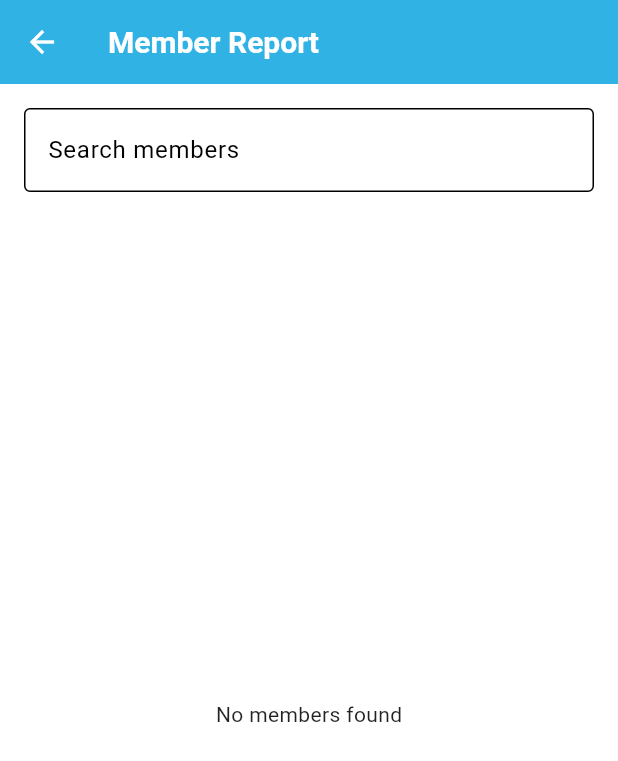
After one commit to SnappeR4/milkify, a Flutter app: the MemberReportPage screen opened by its route, on a phone screen of 412 x 824 dp. The commit adds this screen. Shown: the top 761 px of the screen. Run offline on Flutter 3.47's test engine with Material 3 defaults, Android fonts, the phone set to English and light mode, and no system bars; our stand-ins replace device_info_plus, file_picker, firebase_auth, get, image_picker, lottie and 5 more; missing offline and left inert: background_sms, excel; accounts and stored records are empty.

Commit message:
Changes in PDF VIEW

```diff
--- /dev/null
+++ b/lib/App/bindings/report/member_report_binding.dart
@@ -0,0 +1,9 @@
+import 'package:get/get.dart';
+import 'package:milkify/App/controllers/report/member_report_controller.dart';
+
+class MemberReportBinding extends Bindings {
+  @override
+  void dependencies() {
+    Get.lazyPut<MemberReportController>(() => MemberReportController());
+  }
+}
--- /dev/null
+++ b/lib/App/controllers/report/member_report_controller.dart
@@ -0,0 +1,95 @@
+import 'package:get/get.dart';
+import 'package:milkify/App/data/services/database_helper.dart';
+import 'package:sqflite/sqflite.dart';
+
+class MemberReportController extends GetxController {
+  final RxList<Map<String, dynamic>> members = <Map<String, dynamic>>[].obs;
+  final RxList<Map<String, dynamic>> filteredMembers = <Map<String, dynamic>>[].obs;
+  final RxMap<String, dynamic> selectedMember = <String, dynamic>{}.obs;
+  var isMemberSelected = false.obs;
+  final RxString searchQuery = ''.obs;
+  final DatabaseHelper _dbHelper = DatabaseHelper.instance;
+  late Database database;
+  @override
+  Future<void> onInit() async {
+    super.onInit();
+    database = await _dbHelper.database;
+    fetchMembers();
+  }
+  void selectMember(Map<String, dynamic> member) {
+    selectedMember.assignAll(member);
+    isMemberSelected.value = true;
+  }
+  Future<void> setMemberSelected(bool selected) async {
+    final List<Map<String, dynamic>> memberList = await database.query('members');
+    filteredMembers.assignAll(memberList);
+    isMemberSelected.value = selected;
+  }
+  Future<void> fetchMembers() async {
+    final List<Map<String, dynamic>> memberList = await database.query('members');
+    members.assignAll(memberList);
+    searchMembers(searchQuery.value); // Apply the search if any
+  }
+  Future<void> syncMembers() async {
+    final List<Map<String, dynamic>> memberList = await database.query('members');
+    filteredMembers.assignAll(memberList);
+  }
+  void searchMembers(String query) {
+    searchQuery.value = query;
+
+    if (query.isEmpty) {
+      // If search query is empty, reset the filtered members list
+      filteredMembers.assignAll(members);
+    } else {
+      filteredMembers.assignAll(
+        members.where((member) {
+          final name = member['name'].toLowerCase();
+          final id = member['m_id'].toString();  // Assuming 'm_id' is an integer or string
+          final mobileNumber = member['mobile_number'].toString();
+
+          // Check if the query matches either name, id, or mobile number
+          return name.contains(query.toLowerCase()) ||
+              id.contains(query) ||
+              mobileNumber.contains(query);
+        }).toList(),
+      );
+    }
+  }
+
+  // Clear search
+  void clearSearch() {
+    searchQuery.value = '';
+    filteredMembers.assignAll(members);
+  }
+
+  // Delete a member from the database
+  Future<void> deleteMember(int memberId) async {
+    await database.delete(
+      'members',
+      where: 'm_id = ?',
+      whereArgs: [memberId],
+    );
+    fetchMembers(); // Refresh the list after deletion
+  }
+
+  Future<Object> getTotalPaidAmount(int memberId) async {
+    var result = await database.rawQuery(
+        'SELECT SUM(paid_amount) as totalPaidAmount FROM member_payment WHERE m_id = ?', [memberId]);
+
+    if (result.isNotEmpty) {
+      return result.first['totalPaidAmount'] ?? 0.0;
+    }
+    return 0.0;
+  }
+
+  // Mock function for Total Bill Amount
+  Future<Object> getTotalBillAmount(int memberId) async {
+    var result = await database.rawQuery(
+        'SELECT SUM(total) as totalBillAmount FROM transactions WHERE m_id = ?', [memberId]);
+
+    if (result.isNotEmpty) {
+      return result.first['totalBillAmount'] ?? 0.0;
+    }
+    return 0.0;
+  }
+}
--- a/lib/App/routes/app_pages.dart
+++ b/lib/App/routes/app_pages.dart
@@ -1,11 +1,13 @@
 import 'package:get/get.dart';
 import 'package:milkify/App/bindings/collection_binding.dart';
 import 'package:milkify/App/bindings/report/edit_delete_binding.dart';
+import 'package:milkify/App/bindings/report/member_report_binding.dart';
 import 'package:milkify/App/bindings/report/payment_view_binding.dart';
 import 'package:milkify/App/bindings/report/transactions_view_binding.dart';
 import 'package:milkify/App/bindings/settings/rate_settings_binding.dart';
 import 'package:milkify/App/user_interface/pages/collection_page.dart';
 import 'package:milkify/App/user_interface/pages/report/edit_delete_view.dart';
+import 'package:milkify/App/user_interface/pages/report/member_report_view.dart';
 import 'package:milkify/App/user_interface/pages/report/payment_view.dart';
 import 'package:milkify/App/user_interface/pages/report/transactions_view.dart';
 import 'package:milkify/App/user_interface/pages/settings/rate_settings_page.dart';
@@ -136,6 +138,11 @@ class AppPages {
       name: AppRoutes.editDeleteView,
       page: () => EditDeleteView(),
       binding: EditDeleteBinding(),
+    ),
+    GetPage(
+      name: AppRoutes.memberLedgerView,
+      page: () => MemberReportPage(),
+      binding: MemberReportBinding(),
     )
   ];
 }
--- a/lib/App/routes/app_routes.dart
+++ b/lib/App/routes/app_routes.dart
@@ -30,4 +30,5 @@ class AppRoutes {
   static const String transactionsView = '/transactionsView';
   static const String paymentView = '/paymentView';
   static const String editDeleteView = '/editDeleteView';
+  static const String memberLedgerView = '/memberLedgerView';
 }
--- /dev/null
+++ b/lib/App/user_interface/pages/report/member_report_view.dart
@@ -0,0 +1,170 @@
+import 'package:flutter/material.dart';
+import 'package:get/get.dart';
+import 'package:milkify/App/controllers/report/member_report_controller.dart';
+import 'package:milkify/App/user_interface/widgets/member_widgets.dart';
+
+class MemberReportPage extends StatelessWidget {
+  final MemberReportController controller = Get.find<MemberReportController>();
+
+  MemberReportPage({super.key});
+
+  @override
+  Widget build(BuildContext context) {
+    return Scaffold(
+      appBar: AppBar(
+        title: const Text('Member Report'),
+      ),
+      body: Padding(
+        padding: const EdgeInsets.all(16.0),
+        child: Obx(() {
+          if (controller.isMemberSelected.value) {
+            final selectedMember = controller.selectedMember;
+            return Column(
+              crossAxisAlignment: CrossAxisAlignment.start,
+              children: [
+                Row(
+                  mainAxisAlignment: MainAxisAlignment.spaceBetween,
+                  children: [
+                    Column(
+                      crossAxisAlignment: CrossAxisAlignment.start,
+                      children: [
+                        Text('ID: ${selectedMember['m_id']}', style: const TextStyle(fontWeight: FontWeight.bold)),
+                        Text('Name: ${selectedMember['name']}'),
+                        Text('Phone: ${selectedMember['mobile_number']}'),
+                      ],
+                    ),
+                    IconButton(
+                      icon: const Icon(Icons.search),
+                      onPressed: () {
+                        controller.setMemberSelected(false); // Deselect the member
+                      },
+                    ),
+                  ],
+                ),
+                const Divider(),
+                _buildMemberLedgerDetails(),
+                const Divider(),
+                Center(
+                  child: ElevatedButton(
+                    onPressed: () {
+                      Get.snackbar('PDF Print', 'Print PDF button clicked!'); // For debugging
+                    },
+                    child: const Text('Member Ledger PDF'),
+                  ),
+                ),
+              ],
+            );
+          } else {
+            return Column(
+              children: [
+                _buildSearchBar(),
+                const SizedBox(height: 16.0),
+                Expanded(
+                  child: controller.filteredMembers.isEmpty
+                      ? MemberWidgets.buildEmptyListMessage()
+                      : ListView.builder(
+                    itemCount: controller.filteredMembers.length,
+                    itemBuilder: (context, index) {
+                      final member = controller.filteredMembers[index];
+                      return MemberWidgets.buildMemberItem(
+                        context: context,
+                        member: member,
+                        onTap: () {
+                          controller.selectMember(member); // Set selected member
+                        },
+                        onDelete: () => Get.snackbar('Member Delete', 'No Deletion on this Page'),
+                      );
+                    },
+                  ),
+                ),
+              ],
+            );
+          }
+        }),
+      ),
+    );
+  }
+
+  Widget _buildSearchBar() {
+    return TextField(
+      decoration: const InputDecoration(
+        labelText: 'Search members',
+        border: OutlineInputBorder(),
+      ),
+      onChanged: (value) {
+        controller.searchMembers(value);
+      },
+    );
+  }
+
+  Widget _buildMemberLedgerDetails() {
+    final selectedMember = controller.selectedMember;
+    return Column(
+      children: [
+        // FutureBuilder for Total Paid Amount
+        FutureBuilder<double>(
+          future: controller.getTotalPaidAmount(selectedMember['m_id']),
+          builder: (context, snapshot) {
+            if (snapshot.connectionState == ConnectionState.waiting) {
+              return CircularProgressIndicator();
+            } else if (snapshot.hasError) {
+              return Text('Error fetching total paid amount');
+            } else {
+              return _buildLedgerRow('Total Paid Amount', snapshot.data?.toString() ?? '0.0');
+            }
+          },
+        ),
+
+        // FutureBuilder for Total Bill Amount
+        FutureBuilder<double>(
+          future: controller.getTotalBillAmount(selectedMember['m_id']),
+          builder: (context, snapshot) {
+            if (snapshot.connectionState == ConnectionState.waiting) {
+              return CircularProgressIndicator();
+            } else if (snapshot.hasError) {
+              return Text('Error fetching total bill amount');
+            } else {
+              return _buildLedgerRow('Total Bill Amount', snapshot.data?.toString() ?? '0.0');
+            }
+          },
+        ),
+      ],
+    );
+  }
+  // Column(
+  // children: [
+  // // Opening Balance
+  // // _buildLedgerRow(
+  // //   'Opening Balance',
+  // //   selectedMember['m_id'].toString(),
+  // // ),
+  // // Total Paid Amount
+  // _buildLedgerRow(
+  // 'Total Paid Amount',
+  // controller.getTotalPaidAmount(selectedMember['m_id']).toString(),
+  // ),
+  // // Total Bill Amount
+  // _buildLedgerRow(
+  // 'Total Bill Amount',
+  // controller.getTotalBillAmount(selectedMember['m_id']).toString(),
+  // ),
+  // // Current Balance
+  // _buildLedgerRow(
+  // 'Current Balance',
+  // selectedMember['c_balance'].toString(),
+  // ),
+  // ],
+  // );
+  Widget _buildLedgerRow(String title, String value) {
+    return Padding(
+      padding: const EdgeInsets.symmetric(vertical: 8.0),
+      child: Row(
+        mainAxisAlignment: MainAxisAlignment.spaceBetween,
+        children: [
+          Text(title, style: const TextStyle(fontWeight: FontWeight.bold)),
+          Text(value),
+        ],
+      ),
+    );
+  }
+}
--- a/lib/App/user_interface/pages/report_page.dart
+++ b/lib/App/user_interface/pages/report_page.dart
@@ -53,8 +53,7 @@ class ReportPage extends StatelessWidget {
                 value1: controller.totalMembers.value,
                 value2: controller.totalLiters.value,
                 onPressed: () {
-                  //pdf print view and print page where get the member data data by id also full report or custom date
-                  Get.snackbar('Button Clicked', 'Member Report Button was clicked!');
+                  Get.toNamed(AppRoutes.memberLedgerView);
                 },
               )),
 
```
